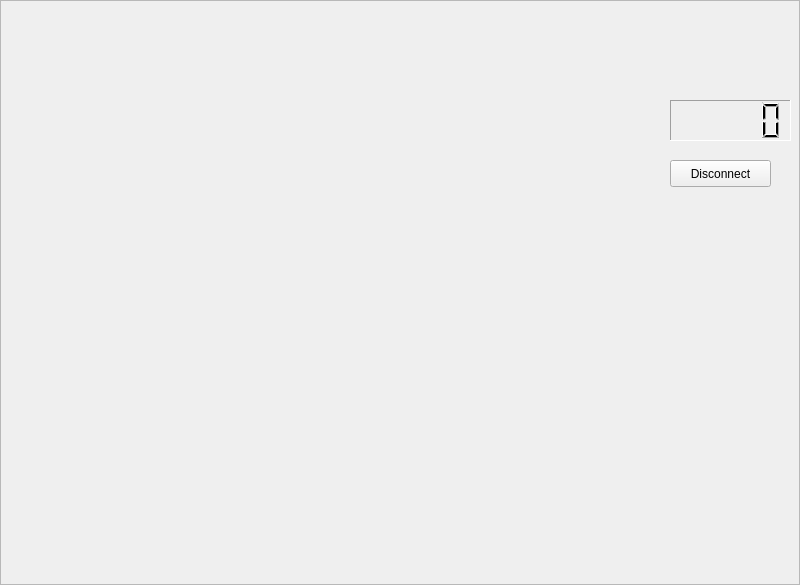
First picture: the form in gui/ui/GameFrame.ui, repository contremaitre/BomberDude, before the edit.
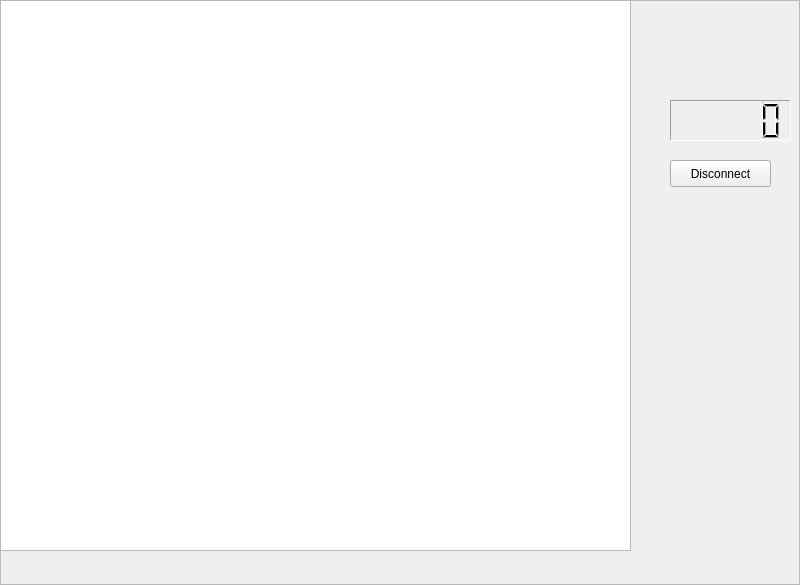
Second picture: the form after the edit.

Commit message: add a new screen when a game ends, to start next round. ref #30

What changed in the file:
```diff
--- a/gui/ui/GameFrame.ui
+++ b/gui/ui/GameFrame.ui
@@ -74,6 +74,16 @@
     </rect>
    </property>
   </widget>
+  <widget class="QGraphicsView" name="gameGraphicView">
+   <property name="geometry">
+    <rect>
+     <x>0</x>
+     <y>0</y>
+     <width>631</width>
+     <height>551</height>
+    </rect>
+   </property>
+  </widget>
  </widget>
  <resources/>
  <connections/>
```
The commit also changes 11 other files.
